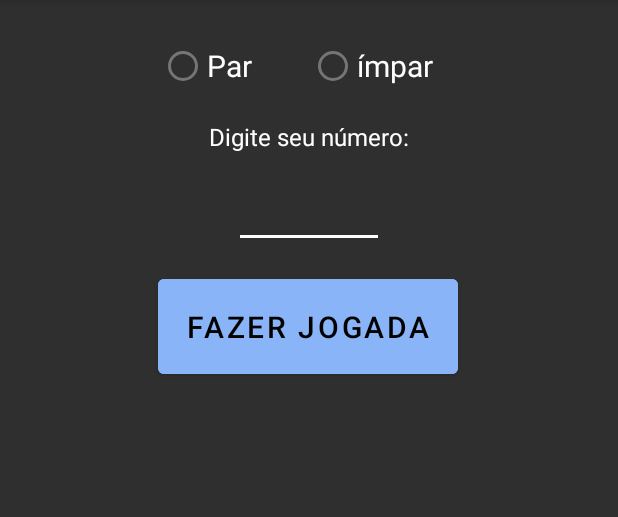
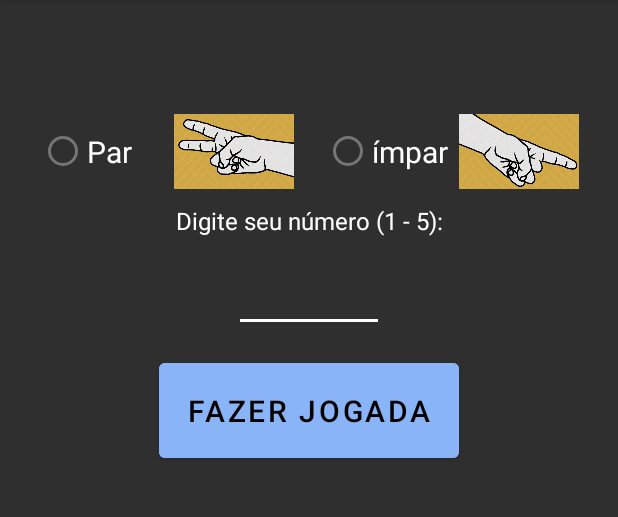
Before and after one commit to pQuintans/materiais-android, an Android app: the PlayActivity screen opened directly, with no data from a screen before it, after a tap on "FAZER JOGADA", on a phone screen of 412 x 824 dp, the part 84-601 px from its top. Run offline under Robolectric (Android 15) with nearby library versions, the phone set to English and light mode, and no system bars.

Commit message:
Exercicio Par ou Impar - Finalização

```diff
--- a/ParOuImpar3INFD/app/src/main/java/com/example/parouimpar3infd/PlayActivity.java
+++ b/ParOuImpar3INFD/app/src/main/java/com/example/parouimpar3infd/PlayActivity.java
@@ -17,8 +17,7 @@ public class PlayActivity extends AppCompatActivity {
 
     RadioGroup rgOptions;
     RadioButton rdbPar, rdbImpar;
-    ImageView ivPlayersMove, ivIAMove;
-    TextView txtResult;
+    TextView txtResult, txtBattlefield;
     EditText txtPlayersNumber;
 
     @Override
@@ -29,40 +28,43 @@ public class PlayActivity extends AppCompatActivity {
         rgOptions = findViewById(R.id.rgOptions);
         rdbPar = findViewById(R.id.rdbPar);
         rdbImpar = findViewById(R.id.rdbImpar);
-        ivPlayersMove = findViewById(R.id.ivPlayersMove);
-        ivIAMove = findViewById(R.id.ivIAMove);
+        txtBattlefield = findViewById(R.id.txtBattlefield);
         txtResult = findViewById(R.id.lblResult);
         txtPlayersNumber = findViewById(R.id.txtPlayersNumber);
     }
 
     public void play(View v) {
-        int iaMove = 0, playersMove = 0;
-        Boolean didPlayerWin;
+        int iaNumber, playersMove = 0;
+        Boolean didPlayerWin, shouldPlay = true;
 
         if (rdbImpar.isChecked()){
             playersMove = 1;
-            ivPlayersMove.setImageResource(R.drawable.impar);
         } else if (rdbPar.isChecked()) {
             playersMove = 2;
-            ivPlayersMove.setImageResource(R.drawable.par);
         } else {
-            Toast.makeText(this, "Você deve selecionar uma opção antes de jogar", Toast.LENGTH_SHORT);
+            Toast.makeText(this, "Você deve selecionar uma opção antes de jogar", Toast.LENGTH_SHORT).show();
+            return;
+        }
+
+        if(txtPlayersNumber.getText().toString().matches("")) {
+            Toast.makeText(this, "Você deve digitar um número antes de jogar", Toast.LENGTH_SHORT).show();
             return;
         }
 
         int playersNumber = Integer.parseInt(txtPlayersNumber.getText().toString());
 
-        if(playersNumber >= 0){
+        if(playersNumber > 5 || playersNumber < 0) {
+            Toast.makeText(this, "Você deve digitar um número entre 0 e 5", Toast.LENGTH_SHORT).show();
+            shouldPlay = false;
+        }
+
+        if(shouldPlay){
             Random randomizer = new  Random();
-            iaMove = randomizer.nextInt(5) + 1;
+            iaNumber = randomizer.nextInt(5) + 1;
 
-            if (iaMove % 2 == 0){
-                ivIAMove.setImageResource(R.drawable.par);
-            } else {
-                ivIAMove.setImageResource(R.drawable.impar);
-            }
+            txtBattlefield.setText(playersNumber + " x " + iaNumber);
 
-            if((playersNumber + iaMove) % 2 == 0){
+            if((playersNumber + iaNumber) % 2 == 0){
                 if(playersMove == 1) {
                     didPlayerWin = false;
                 } else {
@@ -76,7 +78,7 @@ public class PlayActivity extends AppCompatActivity {
                 }
             }
 
-            txtResult.setText("Você");
+            txtResult.setText("Você " + (didPlayerWin ? "ganhou!!" : "perdeu") + " (" + playersNumber + "+" + iaNumber + "=" + (playersNumber+iaNumber) +")");
         } else {
             Toast.makeText(this, "Você deve digitar uma opção antes de jogar", Toast.LENGTH_SHORT);
         }
--- /dev/null
+++ b/ParOuImpar3INFD/app/src/main/res/drawable/impar_drawable.xml
@@ -0,0 +1,7 @@
+<?xml version="1.0" encoding="utf-8"?>
+<layer-list xmlns:android="http://schemas.android.com/apk/res/android" >
+    <item
+        android:drawable="@drawable/impar"
+        android:width="80dp"
+        android:height="50dp"/>
+</layer-list >
--- /dev/null
+++ b/ParOuImpar3INFD/app/src/main/res/drawable/par_drawable.xml
@@ -0,0 +1,7 @@
+<?xml version="1.0" encoding="utf-8"?>
+<layer-list xmlns:android="http://schemas.android.com/apk/res/android" >
+    <item
+        android:drawable="@drawable/par"
+        android:width="80dp"
+        android:height="50dp"/>
+</layer-list >
--- a/ParOuImpar3INFD/app/src/main/res/layout/activity_play.xml
+++ b/ParOuImpar3INFD/app/src/main/res/layout/activity_play.xml
@@ -11,25 +11,29 @@
         android:id="@+id/rgOptions"
         android:layout_width="wrap_content"
         android:layout_height="wrap_content"
-        android:layout_marginTop="20dp"
+        android:layout_marginTop="76dp"
         android:layoutDirection="inherit"
         android:orientation="horizontal"
         app:layout_constraintEnd_toEndOf="parent"
+        app:layout_constraintHorizontal_bias="0.502"
         app:layout_constraintStart_toStartOf="parent"
         app:layout_constraintTop_toTopOf="parent">
 
         <RadioButton
             android:id="@+id/rdbPar"
-            android:layout_width="100dp"
+            android:layout_width="170dp"
             android:layout_height="wrap_content"
+            android:layout_marginRight="20dp"
+            android:drawableRight="@drawable/par_drawable"
             android:text="Par"
             android:textColor="#FEFEFE"
             android:textSize="20sp" />
 
         <RadioButton
             android:id="@+id/rdbImpar"
-            android:layout_width="100dp"
+            android:layout_width="170dp"
             android:layout_height="wrap_content"
+            android:drawableRight="@drawable/impar_drawable"
             android:text="ímpar"
             android:textColor="#FEFEFE"
             android:textSize="20sp" />
@@ -40,9 +44,9 @@
         android:id="@+id/TextView"
         android:layout_width="wrap_content"
         android:layout_height="wrap_content"
-        android:layout_marginTop="80dp"
+        android:layout_marginTop="136dp"
         android:layout_weight="1"
-        android:text="Digite seu número:"
+        android:text="Digite seu número (1 - 5):"
         android:textColor="#FEFEFE"
         android:textSize="16sp"
         app:layout_constraintEnd_toEndOf="parent"
@@ -53,12 +57,14 @@
         android:id="@+id/txtPlayersNumber"
         android:layout_width="100dp"
         android:layout_height="wrap_content"
-        android:layout_marginTop="120dp"
+        android:layout_marginTop="176dp"
         android:backgroundTint="#FEFEFE"
         android:ems="10"
         android:inputType="number"
+        android:textAlignment="center"
         android:textColor="#FEFEFE"
         app:layout_constraintEnd_toEndOf="parent"
+        app:layout_constraintHorizontal_bias="0.501"
         app:layout_constraintStart_toStartOf="parent"
         app:layout_constraintTop_toTopOf="parent" />
 
@@ -66,14 +72,13 @@
         android:id="@+id/btnMakeMove"
         android:layout_width="200dp"
         android:layout_height="75dp"
-        android:layout_marginTop="180dp"
+        android:layout_marginTop="236dp"
         android:backgroundTint="#8AB4F8"
         android:onClick="play"
         android:text="Fazer Jogada"
         android:textColor="#000000"
         android:textSize="20sp"
         app:layout_constraintEnd_toEndOf="parent"
-        app:layout_constraintHorizontal_bias="0.497"
         app:layout_constraintStart_toStartOf="parent"
         app:layout_constraintTop_toTopOf="parent" />
 
@@ -81,29 +86,19 @@
         android:id="@+id/imagesContainer"
         android:layout_width="wrap_content"
         android:layout_height="wrap_content"
-        android:layout_marginTop="280dp"
+        android:layout_marginTop="336dp"
         android:orientation="horizontal"
         app:layout_constraintEnd_toEndOf="parent"
         app:layout_constraintStart_toStartOf="parent"
         app:layout_constraintTop_toTopOf="parent">
 
-        <ImageView
-            android:id="@+id/ivPlayersMove"
-            android:layout_width="200dp"
-            android:layout_height="200dp"
+        <TextView
+            android:id="@+id/txtBattlefield"
+            android:layout_width="wrap_content"
+            android:layout_height="wrap_content"
             android:layout_weight="1"
-            app:srcCompat="@android:drawable/menuitem_background"
-            tools:layout_editor_absoluteX="200dp"
-            tools:layout_editor_absoluteY="237dp" />
-
-        <ImageView
-            android:id="@+id/ivIAMove"
-            android:layout_width="200dp"
-            android:layout_height="200dp"
-            android:layout_weight="1"
-            app:srcCompat="@android:drawable/menuitem_background"
-            tools:layout_editor_absoluteX="200dp"
-            tools:layout_editor_absoluteY="237dp" />
+            android:textColor="#FEFEFE"
+            android:textSize="100sp" />
 
     </LinearLayout>
 
@@ -111,10 +106,11 @@
         android:id="@+id/lblResult"
         android:layout_width="wrap_content"
         android:layout_height="wrap_content"
-        android:layout_marginTop="520dp"
+        android:layout_marginTop="480dp"
         android:textColor="#FEFEFE"
         android:textSize="20sp"
         app:layout_constraintEnd_toEndOf="parent"
+        app:layout_constraintHorizontal_bias="0.501"
         app:layout_constraintStart_toStartOf="parent"
         app:layout_constraintTop_toTopOf="parent" />
 
```
